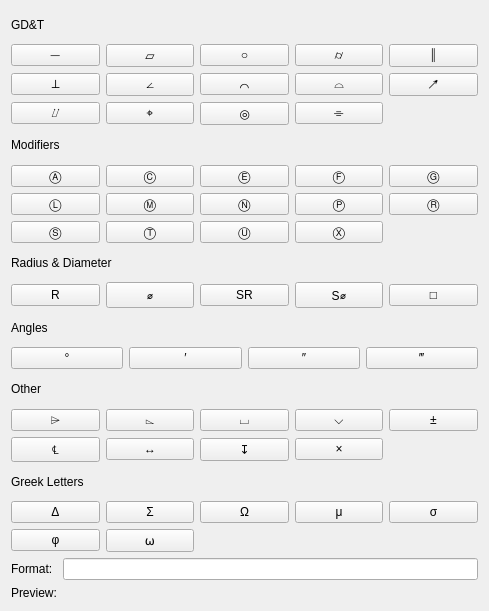
This is src/Mod/TechDraw/Gui/TaskCustomizeFormat.ui in southseact-3d/fcd as Qt 5 draws it before an edit. The edited form follows.
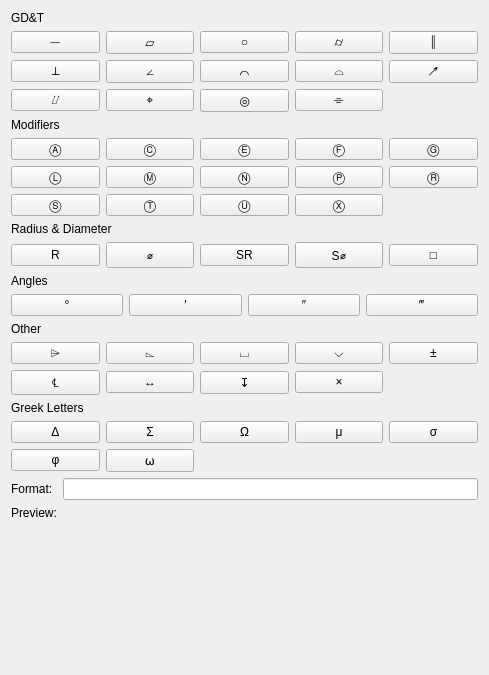
This is the edited form.

Commit message: [TD]add missing vertical spacer to ui

What changed in the file:
```diff
--- a/src/Mod/TechDraw/Gui/TaskCustomizeFormat.ui
+++ b/src/Mod/TechDraw/Gui/TaskCustomizeFormat.ui
@@ -7,7 +7,7 @@
     <x>0</x>
     <y>0</y>
     <width>489</width>
-    <height>611</height>
+    <height>675</height>
    </rect>
   </property>
   <property name="sizePolicy">
@@ -728,6 +728,19 @@
      </item>
     </layout>
    </item>
+   <item>
+    <spacer name="verticalSpacer">
+     <property name="orientation">
+      <enum>Qt::Vertical</enum>
+     </property>
+     <property name="sizeHint" stdset="0">
+      <size>
+       <width>20</width>
+       <height>40</height>
+      </size>
+     </property>
+    </spacer>
+   </item>
   </layout>
  </widget>
  <resources>
```
The commit also changes 3 other files.
